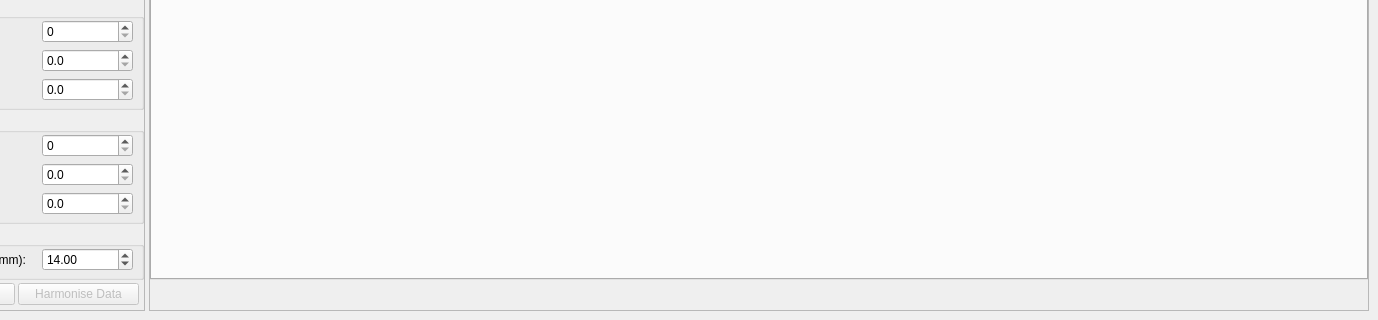
Above: src/c3d_parser/view/qt/main_window.ui from tsalemink/C3D-parser before the change; both pictures show x 122 to 1500 and y 480 to 800 of the 1500 by 800 pixel window. Below: the same form after it.
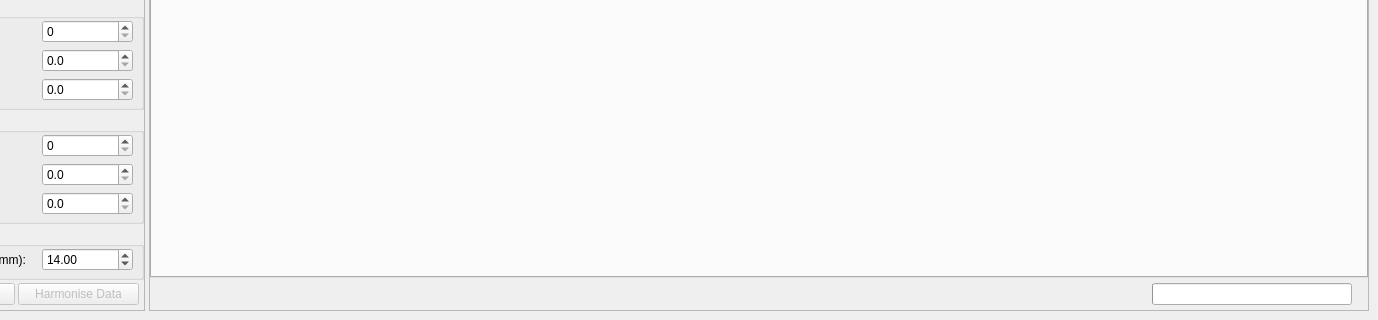
That is the form after the change. The open tabs and pages were chosen to show the change. Icons and pictures are not drawn. Custom widgets are drawn as their Qt base class.

Commit message: Add progress bar to main window

```diff
--- a/src/c3d_parser/view/qt/main_window.ui
+++ b/src/c3d_parser/view/qt/main_window.ui
@@ -791,6 +791,9 @@
         <enum>QFrame::Shadow::Raised</enum>
        </property>
        <layout class="QVBoxLayout" name="verticalLayout_3">
+        <property name="spacing">
+         <number>3</number>
+        </property>
         <property name="leftMargin">
          <number>0</number>
         </property>
@@ -801,7 +804,7 @@
          <number>0</number>
         </property>
         <property name="bottomMargin">
-         <number>0</number>
+         <number>4</number>
         </property>
         <item>
          <widget class="QTabWidget" name="tabWidget">
@@ -866,7 +869,7 @@
                  <x>0</x>
                  <y>0</y>
                  <width>1193</width>
-                 <height>668</height>
+                 <height>667</height>
                 </rect>
                </property>
                <layout class="QVBoxLayout" name="verticalLayout_5">
@@ -895,9 +898,31 @@
         </item>
         <item>
          <layout class="QHBoxLayout" name="horizontalLayout_7">
+          <property name="spacing">
+           <number>8</number>
+          </property>
           <property name="leftMargin">
            <number>6</number>
           </property>
+          <property name="topMargin">
+           <number>1</number>
+          </property>
+          <property name="rightMargin">
+           <number>16</number>
+          </property>
+          <item>
+           <spacer name="horizontalSpacer">
+            <property name="orientation">
+             <enum>Qt::Orientation::Horizontal</enum>
+            </property>
+            <property name="sizeHint" stdset="0">
+             <size>
+              <width>40</width>
+              <height>20</height>
+             </size>
+            </property>
+           </spacer>
+          </item>
           <item>
            <widget class="QLabel" name="labelProgress">
             <property name="sizePolicy">
@@ -917,6 +942,34 @@
             </property>
            </widget>
           </item>
+          <item>
+           <widget class="QProgressBar" name="progressBar">
+            <property name="enabled">
+             <bool>true</bool>
+            </property>
+            <property name="sizePolicy">
+             <sizepolicy hsizetype="Fixed" vsizetype="Fixed">
+              <horstretch>0</horstretch>
+              <verstretch>0</verstretch>
+             </sizepolicy>
+            </property>
+            <property name="minimumSize">
+             <size>
+              <width>200</width>
+              <height>0</height>
+             </size>
+            </property>
+            <property name="value">
+             <number>0</number>
+            </property>
+            <property name="textVisible">
+             <bool>false</bool>
+            </property>
+            <property name="invertedAppearance">
+             <bool>false</bool>
+            </property>
+           </widget>
+          </item>
          </layout>
         </item>
        </layout>
```
The commit also changes 2 other files.
